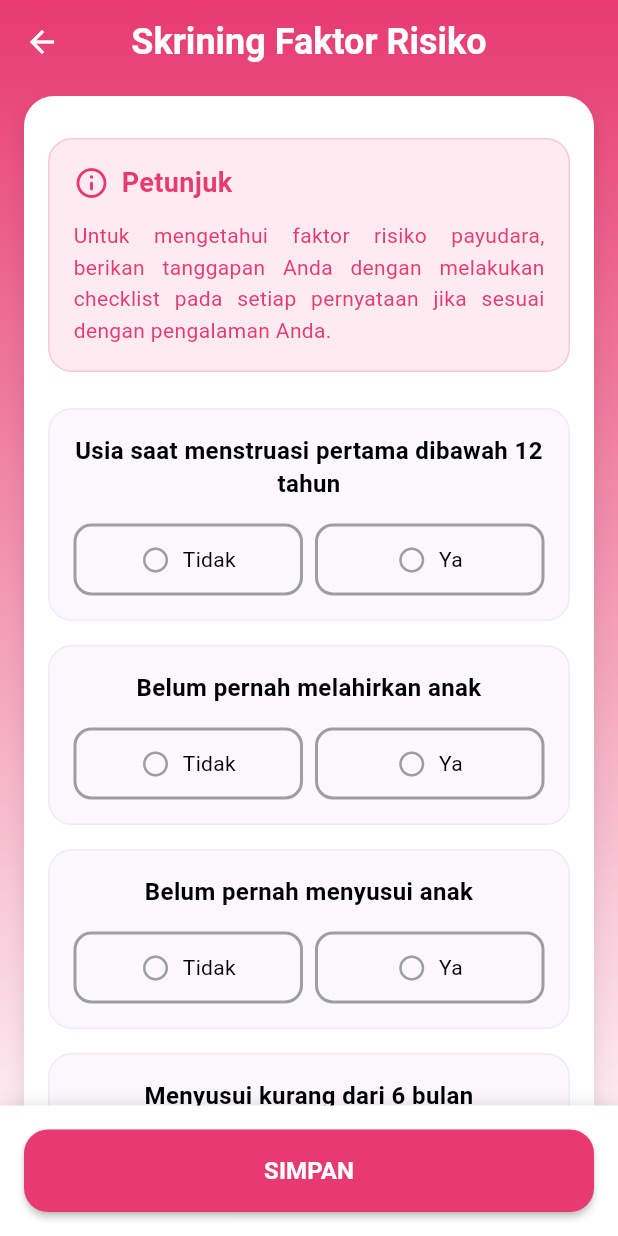
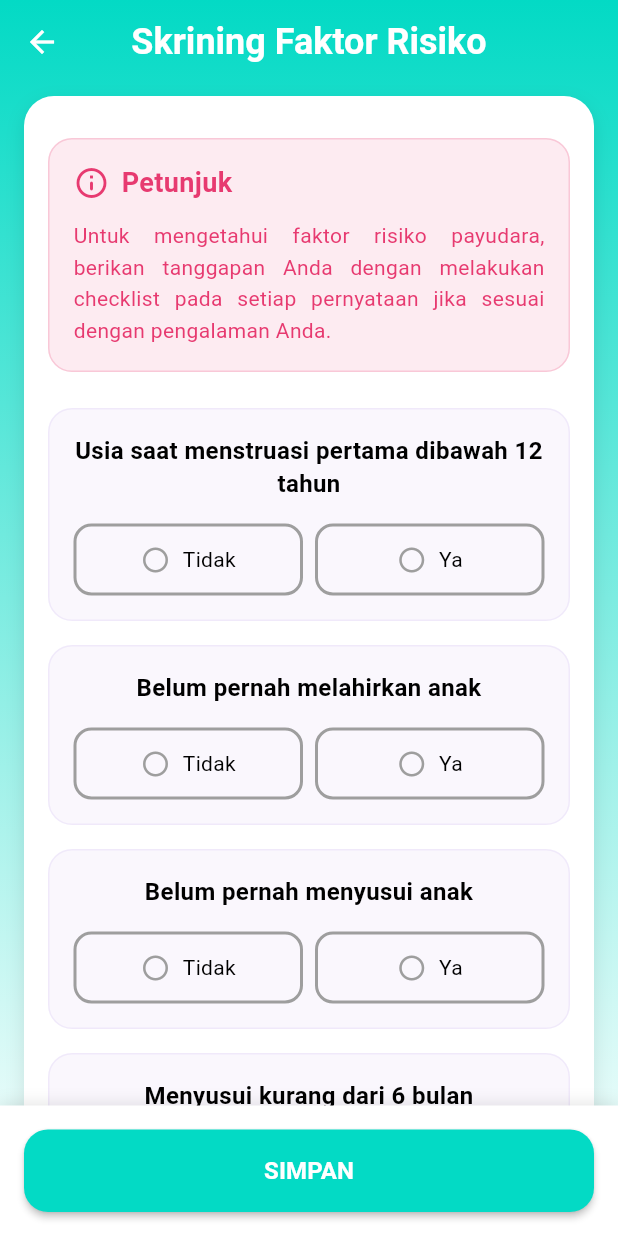
Before and after one commit to abuamar142/my_sadari, a Flutter app: the ScreeningView screen opened by its route, on a phone screen of 412 x 824 dp. Run offline on Flutter 3.47's test engine with Material 3 defaults, Android fonts, the phone set to English and light mode, and no system bars; our stand-ins replace awesome_notifications, get, get_storage, graphql_flutter, permission_handler; missing offline and left inert: flutter_inappwebview; accounts and stored records are empty; network calls fail.

Commit message:
screening: adjust coloring

```diff
--- a/lib/app/modules/screening/views/screening_view.dart
+++ b/lib/app/modules/screening/views/screening_view.dart
@@ -11,7 +11,7 @@ class ScreeningView extends GetView<ScreeningController> {
   @override
   Widget build(BuildContext context) {
     return Container(
-      decoration: BoxDecoration(gradient: AppColors.background1),
+      decoration: BoxDecoration(gradient: AppColors.background3),
       child: Scaffold(
         backgroundColor: Colors.transparent,
         appBar: AppBar(
@@ -343,7 +343,7 @@ class ScreeningView extends GetView<ScreeningController> {
       child: Obx(
         () => ElevatedButton(
           style: ElevatedButton.styleFrom(
-            backgroundColor: AppColors.pink,
+            backgroundColor: AppColors.teal1,
             padding: EdgeInsets.symmetric(vertical: 16),
             shape: RoundedRectangleBorder(
               borderRadius: BorderRadius.circular(AppDimensions.radiusMedium),
--- a/lib/app/styles/app_colors.dart
+++ b/lib/app/styles/app_colors.dart
@@ -27,4 +27,10 @@ class AppColors {
     end: Alignment.bottomCenter,
     colors: [blue2, blue2],
   );
+
+  static const LinearGradient background3 = LinearGradient(
+    begin: Alignment.topCenter,
+    end: Alignment.bottomCenter,
+    colors: [teal1, white],
+  );
 }
```
